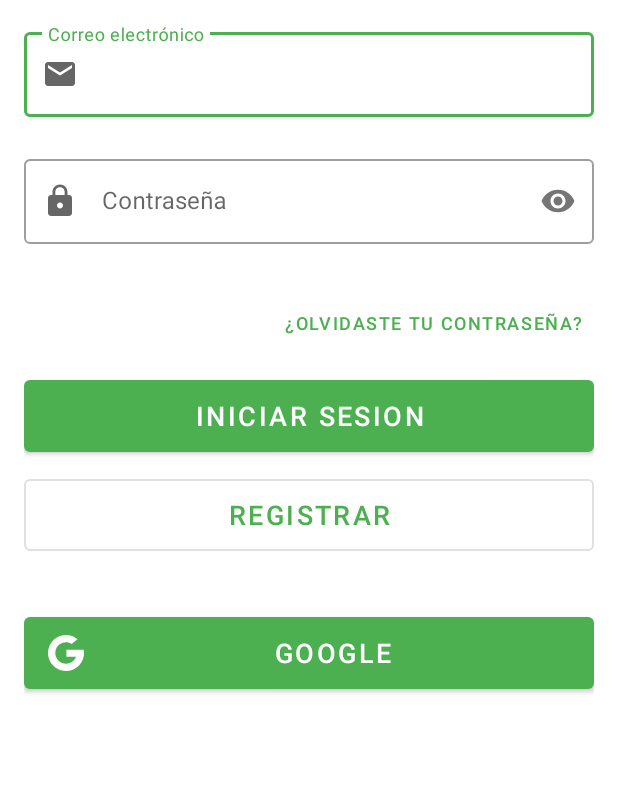
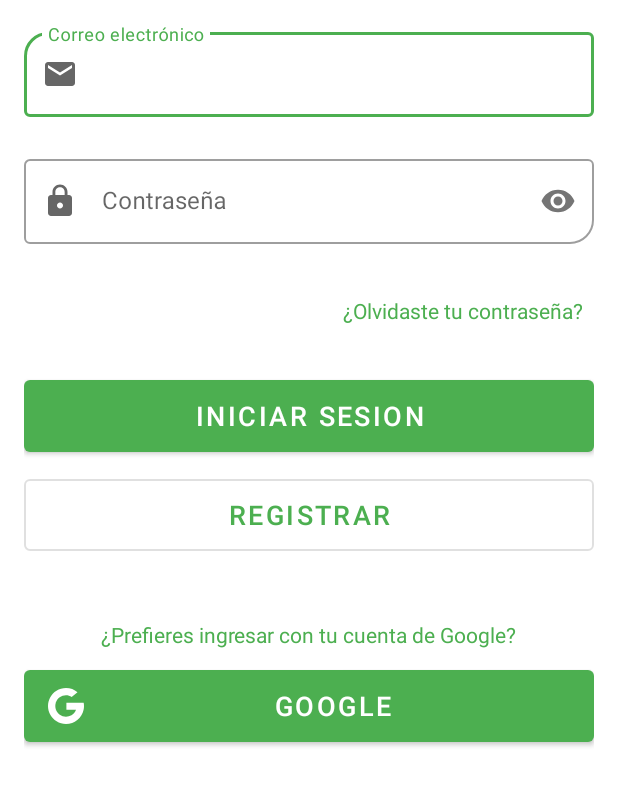
Before and after one commit to Daferd/BibliotecApp, an Android app: the screen it shows after launch (LoginActivity), on a phone screen of 412 x 824 dp, the part 235-1041 px from its top. Run offline under Robolectric (Android 15) with nearby library versions, the phone set to English and light mode, and no system bars; our stand-ins replace Firebase (no records; nobody signed in at launch, a user with empty details on screens opened directly).

Commit message:
Implementacion enlace con Firebase,Autenticación, almacena usuarios en RealTimeDatabase

```diff
--- a/app/build.gradle
+++ b/app/build.gradle
@@ -39,8 +39,6 @@ android {
 
 dependencies {
 
-    implementation 'com.google.firebase:firebase-auth:20.0.1'
-
     implementation "org.jetbrains.kotlin:kotlin-stdlib:$kotlin_version"
     implementation 'androidx.core:core-ktx:1.3.2'
     implementation 'androidx.appcompat:appcompat:1.2.0'
@@ -55,6 +53,7 @@ dependencies {
     implementation 'androidx.navigation:navigation-ui-ktx:2.3.1'
     implementation 'com.google.firebase:firebase-auth:20.0.1'
     implementation 'com.android.support:support-annotations:28.0.0'
+    implementation 'com.google.firebase:firebase-database:19.5.1'
     testImplementation 'junit:junit:4.13.1'
     androidTestImplementation 'androidx.test.ext:junit:1.1.2'
     androidTestImplementation 'androidx.test.espresso:espresso-core:3.3.0'
--- a/app/src/main/java/com/daferarevalo/bibliotecapp/ui/splash/SplashActivity.kt
+++ b/app/src/main/java/com/daferarevalo/bibliotecapp/ui/splash/SplashActivity.kt
@@ -6,7 +6,6 @@ import androidx.appcompat.app.AppCompatActivity
 import com.daferarevalo.bibliotecapp.R
 import com.daferarevalo.bibliotecapp.ui.drawer.DrawerActivity
 import com.daferarevalo.bibliotecapp.ui.login.LoginActivity
-import com.google.firebase.auth.FirebaseAuth
 import java.util.*
 import kotlin.concurrent.timerTask
 
@@ -18,12 +17,13 @@ class SplashActivity : AppCompatActivity() {
         val timer = Timer()
         timer.schedule(
             timerTask {
-                val auth = FirebaseAuth.getInstance()
+                /*val auth = FirebaseAuth.getInstance()
                 if (auth.uid == null) {
                     goToLoginActivity()
                 } else {
                     goToDrawerActivity()
-                }
+                }*/
+                goToLoginActivity()
             }, 1000
         )
     }
--- a/app/src/main/res/layout/activity_login.xml
+++ b/app/src/main/res/layout/activity_login.xml
@@ -33,7 +33,8 @@
         style="@style/Widget.MaterialComponents.TextInputLayout.OutlinedBox"
         app:errorEnabled="true"
         app:startIconDrawable="@drawable/ic_email"
-        android:layout_marginTop="16dp">
+        android:layout_marginTop="16dp"
+        app:boxCornerRadiusTopStart="16dp">
 
         <com.google.android.material.textfield.TextInputEditText
             android:id="@+id/correo_login_edit_text"
@@ -51,7 +52,8 @@
         app:errorEnabled="true"
         app:startIconDrawable="@drawable/ic_lock"
         app:passwordToggleEnabled="true"
-        android:layout_marginTop="2dp">
+        android:layout_marginTop="2dp"
+        app:boxCornerRadiusBottomEnd="16dp">
 
         <com.google.android.material.textfield.TextInputEditText
             android:id="@+id/contrasena_login_edit_text"
@@ -66,16 +68,16 @@
         android:layout_width="wrap_content"
         android:layout_height="wrap_content"
         android:text="@string/olvidaste_tu_contrasena"
-        android:layout_marginTop="8dp"
         android:layout_gravity="end"
         style="@style/Widget.MaterialComponents.Button.TextButton"
-        android:textSize="12sp" />
+        android:textAppearance="@style/Theme.BibliotecApp"
+        android:textSize="14sp" />
 
     <Button
         android:id="@+id/iniciar_sesion_button"
         android:layout_width="match_parent"
         android:layout_height="60dp"
-        android:layout_marginTop="8dp"
+        android:layout_marginTop="16dp"
         android:text="@string/iniciarSesion"
         android:textSize="18sp" />
 
@@ -86,16 +88,25 @@
         android:layout_height="60dp"
         android:text="@string/registrar"
         android:textSize="18sp"
-        android:layout_marginTop="6dp"/>
+        android:layout_marginTop="6dp" />
+
+    <TextView
+        android:layout_width="wrap_content"
+        android:layout_height="wrap_content"
+        android:layout_marginTop="40dp"
+        android:text="@string/prefieres_ingresar_con_tu_cuenta_de_google"
+        android:textColor="@color/green_500">
+
+    </TextView>
 
     <Button
         android:id="@+id/registro_google_button"
         android:layout_width="match_parent"
         android:layout_height="60dp"
-        android:layout_marginTop="32dp"
+        android:layout_marginTop="8dp"
         android:text="@string/google"
         android:textSize="18sp"
-        app:icon="@drawable/ic_google"/>
+        app:icon="@drawable/ic_google" />
 
 
 </LinearLayout>
--- a/app/src/main/res/layout/activity_registro.xml
+++ b/app/src/main/res/layout/activity_registro.xml
@@ -76,7 +76,7 @@
             android:id="@+id/repcontrasena_registro_edit_text"
             android:layout_width="match_parent"
             android:layout_height="wrap_content"
-            android:hint="@string/contrasena"
+            android:hint="@string/repita_contrasena"
             android:inputType="textPassword" />
     </com.google.android.material.textfield.TextInputLayout>
 
--- a/app/src/main/res/values-night/strings.xml
+++ b/app/src/main/res/values-night/strings.xml
@@ -9,4 +9,6 @@
     <string name="ingrese_correo">Ingrese un correo</string>
     <string name="ingrese_contrasena">Ingrese una contraseña</string>
     <string name="google">Google</string>
+    <string name="repita_contrasena">Repita contraseña</string>
+    <string name="prefieres_ingresar_con_tu_cuenta_de_google">¿Prefieres ingresar con tu cuenta de Google?</string>
 </resources>
--- a/app/src/main/res/values/strings.xml
+++ b/app/src/main/res/values/strings.xml
@@ -28,4 +28,6 @@
     <string name="ingrese_correo">Ingrese un correo</string>
     <string name="ingrese_contrasena">Ingrese una contraseña</string>
     <string name="google">Google</string>
+    <string name="repita_contrasena">Repita contraseña</string>
+    <string name="prefieres_ingresar_con_tu_cuenta_de_google">¿Prefieres ingresar con tu cuenta de Google?</string>
 </resources>
```
Also changed, not shown: app/src/main/java/com/daferarevalo/bibliotecapp/server/Usuario.kt (added, +7 -0 lines), app/src/main/java/com/daferarevalo/bibliotecapp/ui/registro/RegistroActivity.kt (+17 -3 lines).
